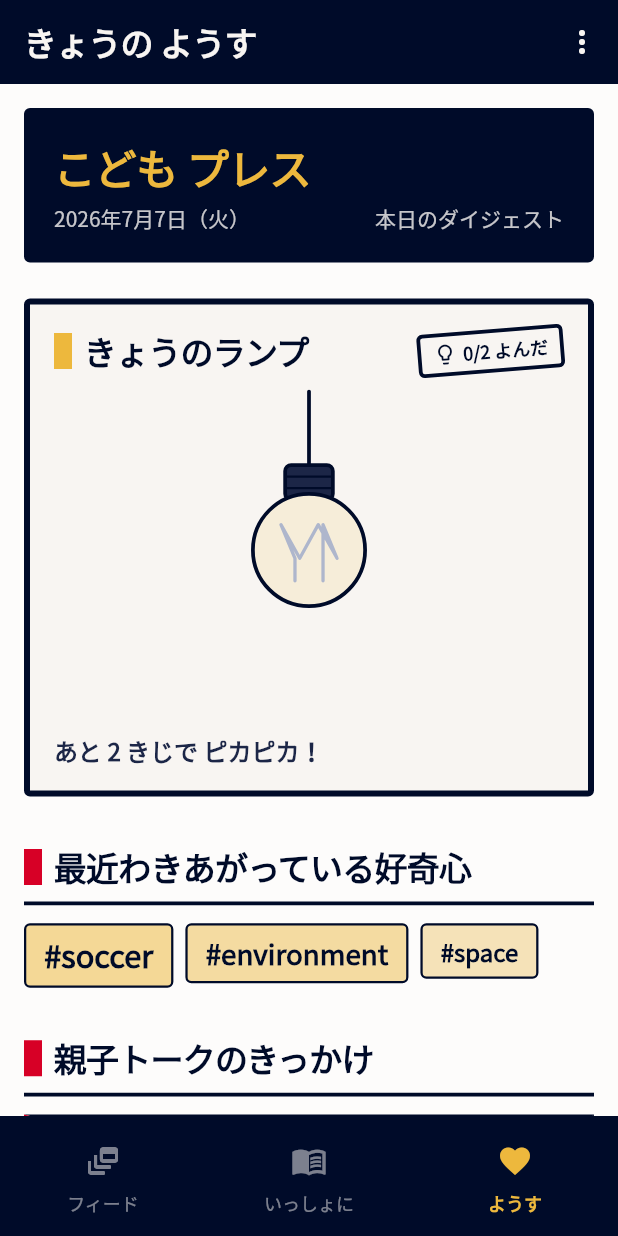
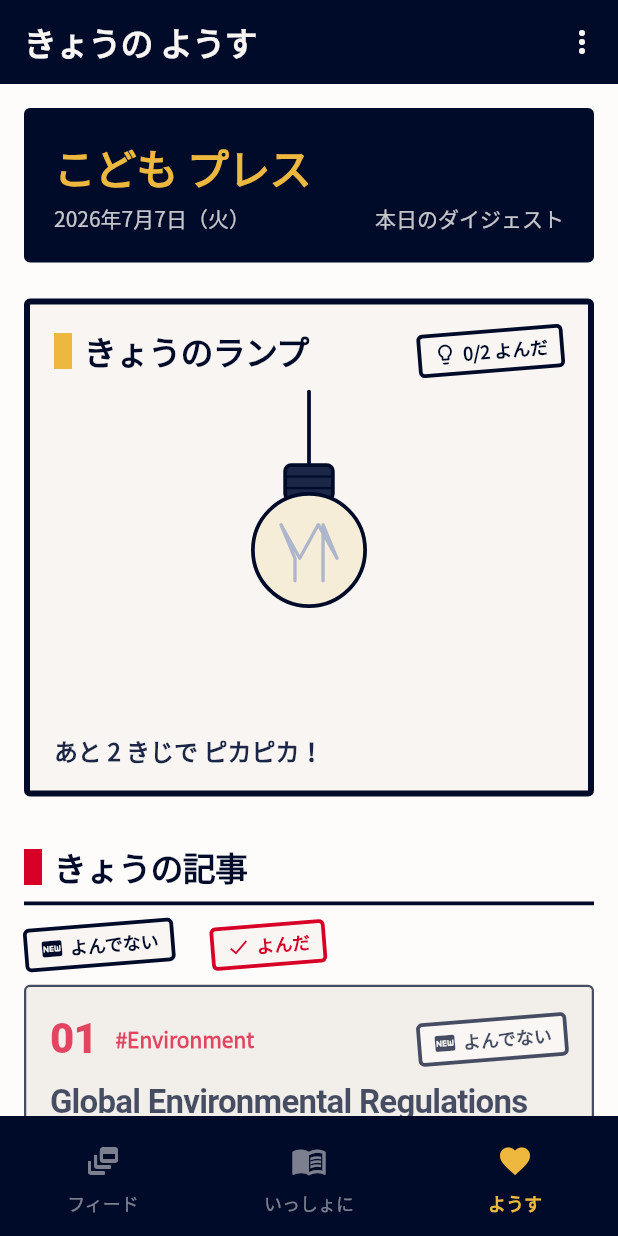
Before and after one commit to sai029/korrezi, a Flutter app: the screen it shows once a user with an empty profile is signed in, item 3 of the bottom bar chosen, on a phone screen of 412 x 824 dp. Run offline on Flutter 3.47's test engine with Material 3 defaults, Android fonts, the phone set to English and light mode, and no system bars; our stand-ins replace cloud_firestore, cloud_functions, firebase_auth, firebase_core, flutter_riverpod, freezed_annotation and 3 more; accounts and stored records are empty; network calls fail; Roboto replaces fonts that are missing (M Plus 1P).

Commit message:
update: 画面変更

```diff
--- a/lib/features/parent_dashboard/presentation/parent_dashboard_screen.dart
+++ b/lib/features/parent_dashboard/presentation/parent_dashboard_screen.dart
@@ -15,8 +15,6 @@ import 'widgets/reading_lamp.dart';
 /// 太い濃紺ボーダー / 影なしフラット / ランキング風ナンバー / ハンコ風スタンプ。
 ///
 /// - Masthead（題字バナー）
-/// - Interest Cloud（最近の関心）
-/// - 親子トークプロンプト（AI生成）
 /// - 当日記事: 子どもの既読/未読 ＋ 子ども記事へのジャンプボタン
 class ParentDashboardScreen extends ConsumerWidget {
   const ParentDashboardScreen({super.key});
@@ -47,12 +45,6 @@ class ParentDashboardScreen extends ConsumerWidget {
                 readCount: data.readCount(viewed),
                 totalCount: data.totalCount,
               ),
-              const SizedBox(height: AppSpacing.space6),
-              const _SectionHeader('最近わきあがっている好奇心'),
-              _InterestCloud(interests: data.profile.currentInterests),
-              const SizedBox(height: AppSpacing.space6),
-              const _SectionHeader('親子トークのきっかけ'),
-              ...data.talkPrompts.map((p) => _TalkPromptCard(prompt: p)),
               const SizedBox(height: AppSpacing.space6),
               const _SectionHeader('きょうの記事'),
               const _ReadLegend(),
@@ -213,103 +205,6 @@ class _ReadStamp extends StatelessWidget {
   }
 }
 
-/// 興味スコアを角ばったステッカー Chip 化（スコアが高いほど大きく・アンバー寄り）。
-class _InterestCloud extends StatelessWidget {
-  const _InterestCloud({required this.interests});
-  final Map<String, int> interests;
-
-  @override
-  Widget build(BuildContext context) {
-    final entries = interests.entries.toList()
-      ..sort((a, b) => b.value.compareTo(a.value));
-
-    return Wrap(
-      spacing: AppSpacing.space2,
-      runSpacing: AppSpacing.space2,
-      children: [
-        for (final e in entries)
-          BouncyTap(
-            child: Container(
-              padding: const EdgeInsets.symmetric(
-                horizontal: AppSpacing.space3,
-                vertical: AppSpacing.space1 + 2,
-              ),
-              decoration: BoxDecoration(
-                color: Color.lerp(
-                  AppColors.surface,
-                  AppColors.accent.withValues(alpha: 0.55),
-                  e.value / 100,
-                ),
-                borderRadius: AppRadii.sm,
-                border: Border.all(
-                  color: AppColors.ink900,
-                  width: AppBorder.thin,
-                ),
-              ),
-              child: Text(
-                '#${e.key}',
-                style: TextStyle(
-                  fontSize: AppType.sizeCaption + e.value * 0.10,
-                  fontWeight: FontWeight.w900,
-                  color: AppColors.ink900,
-                ),
-              ),
-            ),
-          ),
-      ],
-    );
-  }
-}
-
-/// 会話プロンプトカード。左に赤い極太バー＋引用符で「見出し」感を出す。
-class _TalkPromptCard extends StatelessWidget {
-  const _TalkPromptCard({required this.prompt});
-  final String prompt;
-
-  @override
-  Widget build(BuildContext context) {
-    return Container(
-      margin: const EdgeInsets.only(bottom: AppSpacing.space3),
-      // 非均一ボーダー（左だけ太い）には borderRadius を付けられないため角は四角。
-      decoration: const BoxDecoration(
-        color: AppColors.surface,
-        border: Border(
-          left: BorderSide(color: AppColors.brandPrimary, width: 6),
-          top: AppBorder.sideThin,
-          right: AppBorder.sideThin,
-          bottom: AppBorder.sideThin,
-        ),
-      ),
-      padding: const EdgeInsets.all(AppSpacing.space4),
-      child: Row(
-        crossAxisAlignment: CrossAxisAlignment.start,
-        children: [
-          Text(
-            '“',
-            style: Theme.of(context).textTheme.headlineMedium?.copyWith(
-              color: AppColors.brandPrimary,
-              height: 1.0,
-            ),
-          ),
-          const SizedBox(width: AppSpacing.space2),
-          Expanded(
-            child: Text(prompt, style: Theme.of(context).textTheme.bodyMedium),
-          ),
-          BouncyTap(
-            onTap: () {
-              // TODO: お気に入り保存 / 後で話す リスト追加。
-            },
-            child: const Icon(
-              Icons.push_pin_outlined,
-              color: AppColors.brandPrimary,
-            ),
-          ),
-        ],
-      ),
-    );
-  }
-}
-
 /// 記事カード。ランキング風ナンバー ＋ カテゴリ・キッカー ＋ 既読/未読スタンプ ＋
 /// 「子どもの記事を見にいく」ボタン。calm content 原則: 要約本文は body。
 class _ArticleCard extends ConsumerWidget {
```
Also changed, not shown: pubspec.lock.
